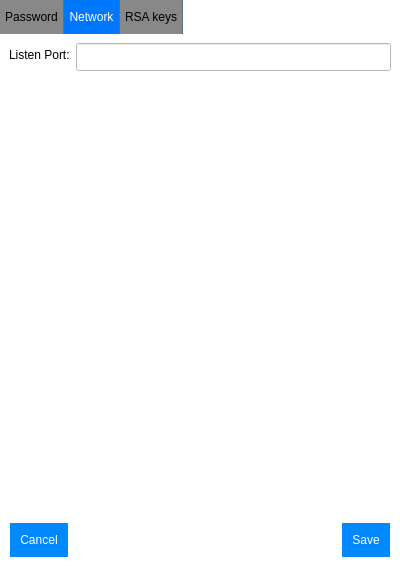
thomas-picariello/SDTP, file src/settingswindow.ui: the form before one commit.
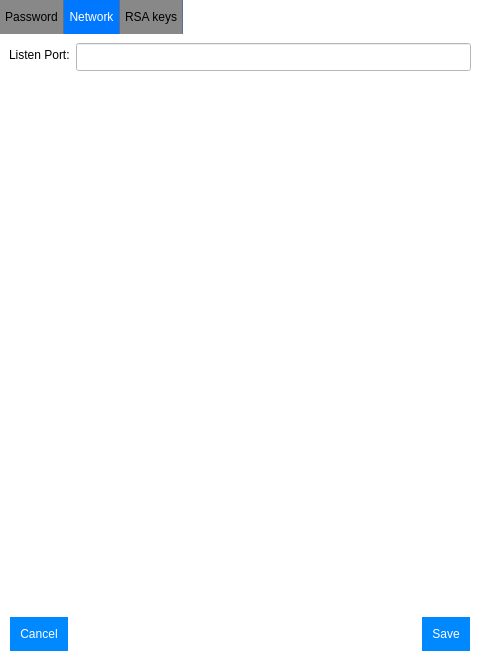
The form after the commit. The open tabs and pages were chosen to show the change. Icons and pictures are not drawn.

What changed in the file:
```diff
--- a/src/settingswindow.ui
+++ b/src/settingswindow.ui
@@ -2,6 +2,14 @@
 <ui version="4.0">
  <class>SettingsWindow</class>
  <widget class="QWidget" name="SettingsWindow">
+  <property name="geometry">
+   <rect>
+    <x>0</x>
+    <y>0</y>
+    <width>480</width>
+    <height>661</height>
+   </rect>
+  </property>
   <property name="minimumSize">
    <size>
     <width>400</width>
```
Left out of the diff: 2 changed lines with no effect on the pictures.
